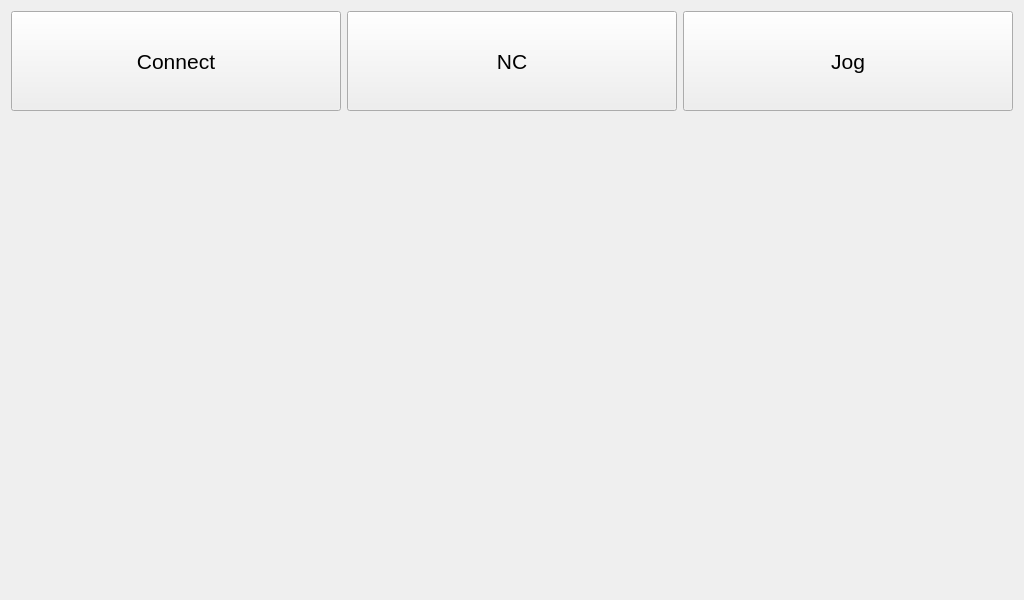
The window that views/viewMain.ui (Begus001/PyCncTouch) describes before a commit, drawn with Qt 5.
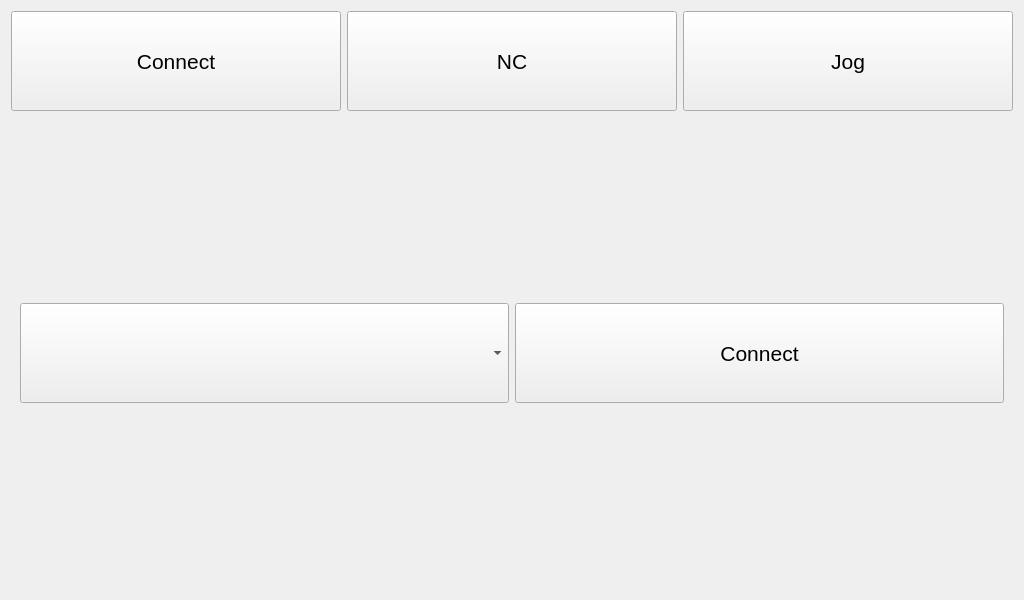
The same window after the commit. The open tabs and pages were chosen to show the change. Custom widgets are drawn as their Qt base class.

```diff
--- a/views/viewMain.ui
+++ b/views/viewMain.ui
@@ -90,10 +90,38 @@
      </item>
      <item>
       <widget class="QStackedWidget" name="stackMain">
-       <property name="currentIndex">
-        <number>2</number>
-       </property>
-       <widget class="QWidget" name="pageConnect"/>
+       <widget class="QWidget" name="pageConnect">
+        <layout class="QHBoxLayout" name="horizontalLayout">
+         <item>
+          <widget class="ConnectComboBox" name="cbPorts">
+           <property name="minimumSize">
+            <size>
+             <width>0</width>
+             <height>100</height>
+            </size>
+           </property>
+           <property name="font">
+            <font>
+             <pointsize>30</pointsize>
+            </font>
+           </property>
+          </widget>
+         </item>
+         <item>
+          <widget class="QPushButton" name="btConnect">
+           <property name="minimumSize">
+            <size>
+             <width>0</width>
+             <height>100</height>
+            </size>
+           </property>
+           <property name="text">
+            <string>Connect</string>
+           </property>
+          </widget>
+         </item>
+        </layout>
+       </widget>
        <widget class="QWidget" name="pageNC"/>
        <widget class="QWidget" name="pageJog">
         <layout class="QHBoxLayout" name="horizontalLayout_7" stretch="5,1">
@@ -468,6 +496,16 @@
    </item>
   </layout>
  </widget>
+ <customwidgets>
+  <customwidget>
+   <class>ConnectComboBox</class>
+   <extends>QComboBox</extends>
+   <header>custom</header>
+   <slots>
+    <signal>popup()</signal>
+   </slots>
+  </customwidget>
+ </customwidgets>
  <resources/>
  <connections>
   <connection>
```
Left out of the diff: 422 changed lines with no effect on the pictures.
